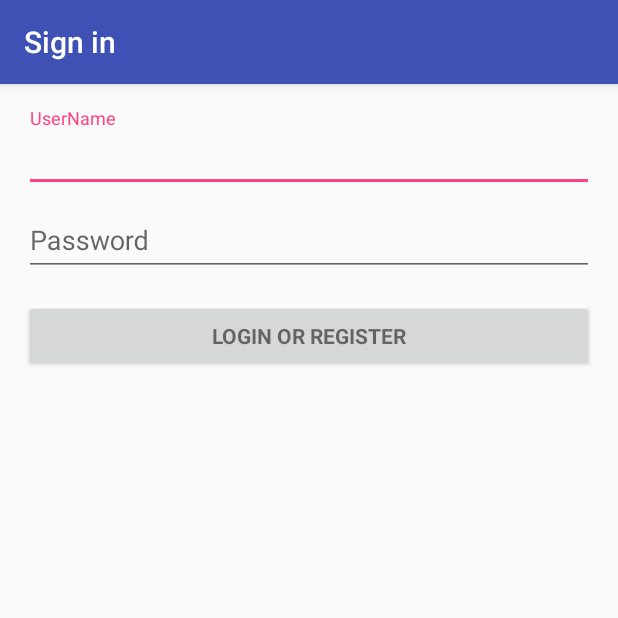
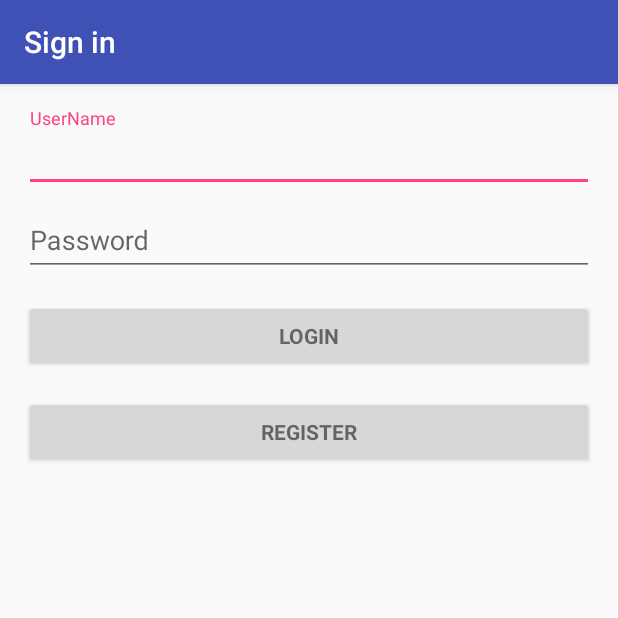
Before and after one commit to borlayda/areachat-android, an Android app: the screen it shows after launch (LoginActivity), on a phone screen of 412 x 824 dp, the top half of it. Run offline under Robolectric (Android 15) with nearby library versions, the phone set to English and light mode, and no system bars; 2 statements that could not run were skipped.

Commit message:
Map view try

```diff
--- a/app/src/main/AndroidManifest.xml
+++ b/app/src/main/AndroidManifest.xml
@@ -13,6 +13,7 @@
         android:label="@string/app_name"
         android:supportsRtl="true"
         android:theme="@style/AppTheme">
+        <uses-library android:name="com.google.android.maps" />
         <activity
             android:name=".LoginActivity"
             android:label="@string/title_activity_login">
--- a/app/src/main/res/layout/activity_login.xml
+++ b/app/src/main/res/layout/activity_login.xml
@@ -55,12 +55,21 @@
             </android.support.design.widget.TextInputLayout>
 
             <Button
-                android:id="@+id/email_sign_in_button"
+                android:id="@+id/sign_in_button"
                 style="?android:textAppearanceSmall"
                 android:layout_width="match_parent"
                 android:layout_height="wrap_content"
                 android:layout_marginTop="16dp"
-                android:text="@string/action_sign_in"
+                android:text="@string/sign_in"
+                android:textStyle="bold" />
+
+            <Button
+                android:id="@+id/register_button"
+                style="?android:textAppearanceSmall"
+                android:layout_width="match_parent"
+                android:layout_height="wrap_content"
+                android:layout_marginTop="16dp"
+                android:text="@string/register"
                 android:textStyle="bold" />
 
         </LinearLayout>
--- a/app/src/main/res/layout/activity_selector.xml
+++ b/app/src/main/res/layout/activity_selector.xml
@@ -25,6 +25,12 @@
 
         </android.support.v7.widget.Toolbar>
 
+        <MapView
+            android:id="@+id/selector_map"
+            android:layout_width="wrap_content"
+            android:layout_height="wrap_content">
+        </MapView>
+
     </android.support.design.widget.AppBarLayout>
 
     <android.support.v4.view.ViewPager
--- a/app/src/main/res/values/strings.xml
+++ b/app/src/main/res/values/strings.xml
@@ -6,7 +6,8 @@
     <!-- Strings related to login -->
     <string name="prompt_userame">UserName</string>
     <string name="prompt_password">Password</string>
-    <string name="action_sign_in">Login or register</string>
+    <string name="sign_in">Login</string>
+    <string name="register">Register</string>
     <string name="action_sign_in_short">Login</string>
     <string name="error_invalid_email">This email address is invalid</string>
     <string name="error_invalid_password">This password is too short</string>
```
Also changed, not shown: app/src/main/java/hu/bme/aut/cykkop/moblab/areachat/LoginActivity.java (+18 -95 lines), app/src/main/java/hu/bme/aut/cykkop/moblab/areachat/interactor/Presenter.java (+4 -4 lines).
